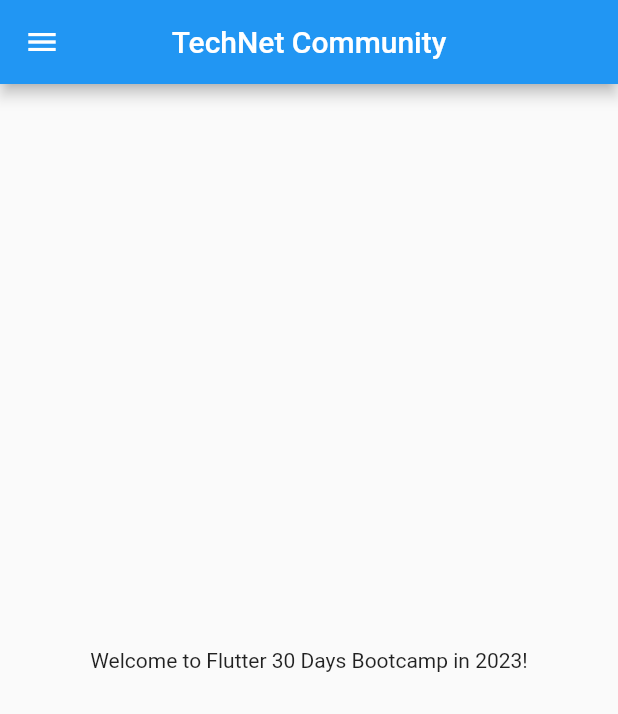
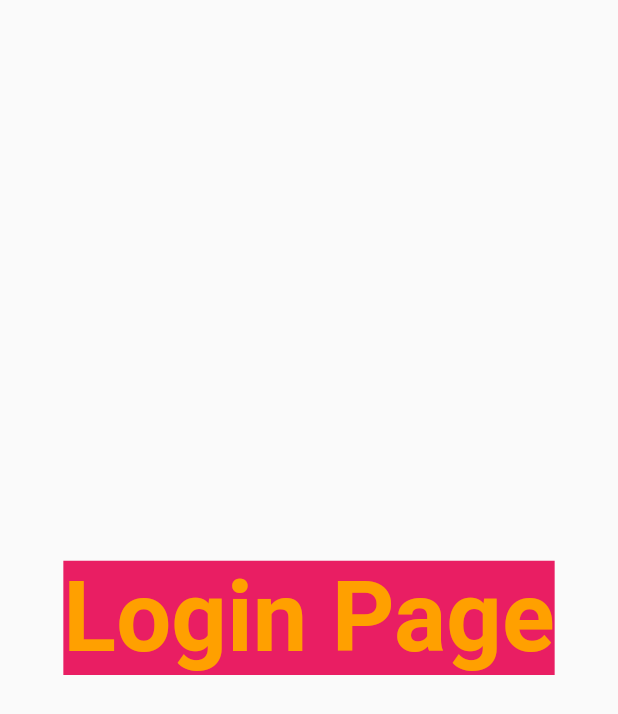
Before and after one commit to Muhammad447/Flutter_Day1_to_Day30_with_Talha, a Flutter app: the screen it shows after launch, on a phone screen of 412 x 824 dp. Shown: the top 714 px of the screen. Run offline on Flutter 3.47's test engine with Material 2 defaults, Android fonts, the light colour scheme and no system bars.

Commit message:
Flutter Day 3 Completed

```diff
--- a/lib/home_page.dart
+++ b/lib/Screens/home_page.dart
@@ -2,17 +2,18 @@ import 'package:flutter/material.dart';
 
 class HomePage extends StatelessWidget {
   const HomePage({super.key});
-
+  final int days = 30;
+  final String name = "Flutter";
   @override
   Widget build(BuildContext context) {
     return Scaffold(
       appBar: AppBar(
         centerTitle: true,
-        title: Text("TechNet Community"),
+        title: Text("Freelancer Talha"),
       ),
       body: Center(
         child: Container(
-          child: Text("Welcome to Flutter 30 Days Bootcamp in 2023!"),
+          child: Text("Welcome to $name $days Days Bootcamp in 2023!"),
         ),
       ),
       drawer: Drawer(),
--- /dev/null
+++ b/lib/Screens/login_page.dart
@@ -0,0 +1,23 @@
+import 'package:flutter/material.dart';
+
+class LoginPage extends StatelessWidget {
+  const LoginPage({super.key});
+
+  @override
+  Widget build(BuildContext context) {
+    return Material(
+      child: Center(
+        child: Text(
+          "Login Page",
+          style: TextStyle(
+            fontSize: 50,
+            fontWeight: FontWeight.bold,
+            color: Colors.amber[700],
+            backgroundColor: Colors.pink,
+          ),
+          textScaleFactor: 1.3,
+          ),
+      ),
+    );
+  }
+}
--- a/lib/main.dart
+++ b/lib/main.dart
@@ -1,5 +1,6 @@
 import 'package:flutter/material.dart';
-import 'package:talha/home_page.dart'; // library contain all material app design and components
+import 'package:talha/Screens/home_page.dart';
+import 'package:talha/Screens/login_page.dart'; // library contain all material app design and components
 
 void main(List<String> args) {
   runApp(MyApp());
@@ -11,7 +12,15 @@ class MyApp extends StatelessWidget {
   @override
   Widget build(BuildContext context) {
     return MaterialApp(
-      home: HomePage(),
+      themeMode: ThemeMode.light,
+      theme: ThemeData(primarySwatch: Colors.orange),//primarySwatch means to adjust this color with everything like button,text etc.
+      darkTheme: ThemeData(brightness: Brightness.dark),
+      initialRoute: "/login",
+      routes: {
+        "/":(context)=> LoginPage(),
+        "/home":(context)=> HomePage(),
+        "/login":(context) =>LoginPage(),
+      },
     );
   }
 }
```
